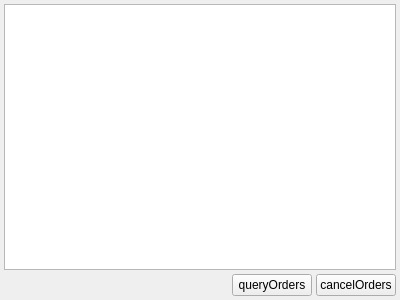
Above: ctpnow/ui/workingorderform.ui from xclxxl414/bftrader before the change. Below: the same form after it.
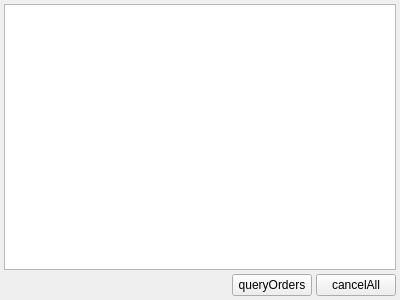
That is the form after the change.

```diff
--- a/ctpnow/ui/workingorderform.ui
+++ b/ctpnow/ui/workingorderform.ui
@@ -57,7 +57,7 @@
      <item>
       <widget class="QPushButton" name="pushButtonCancelOrders">
        <property name="text">
-        <string>cancelOrders</string>
+        <string>cancelAll</string>
        </property>
       </widget>
      </item>
```
Left out of the diff: 2 changed lines with no effect on the pictures.
